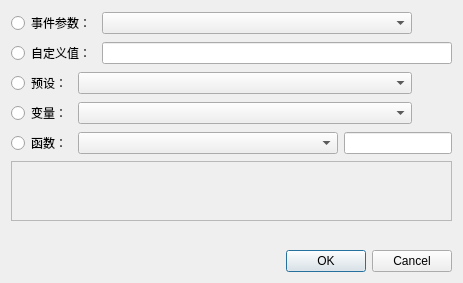
Above: Dialogs/dlgeditvalue.ui from wushuangabao/Level_AI_Editor before the change. Below: the same form after it.
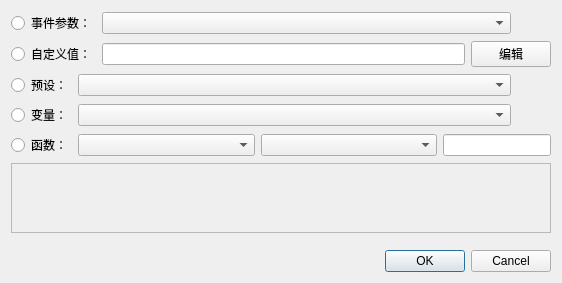
That is the form after the change. Custom widgets are drawn as their Qt base class.

```diff
--- a/Dialogs/dlgeditvalue.ui
+++ b/Dialogs/dlgeditvalue.ui
@@ -6,13 +6,13 @@
    <rect>
     <x>0</x>
     <y>0</y>
-    <width>463</width>
+    <width>562</width>
     <height>283</height>
    </rect>
   </property>
   <property name="minimumSize">
    <size>
-    <width>463</width>
+    <width>562</width>
     <height>283</height>
    </size>
   </property>
@@ -85,6 +85,13 @@
        </property>
       </widget>
      </item>
+     <item>
+      <widget class="QPushButton" name="btnEditStructValue">
+       <property name="text">
+        <string>编辑</string>
+       </property>
+      </widget>
+     </item>
     </layout>
    </item>
    <item>
@@ -178,6 +185,16 @@
        </property>
       </widget>
      </item>
+     <item>
+      <widget class="MultiSelectComboBox" name="multiComboBox_Func">
+       <property name="sizePolicy">
+        <sizepolicy hsizetype="Minimum" vsizetype="Fixed">
+         <horstretch>0</horstretch>
+         <verstretch>0</verstretch>
+        </sizepolicy>
+       </property>
+      </widget>
+     </item>
      <item>
       <widget class="QComboBox" name="comboBoxFunction"/>
      </item>
@@ -194,26 +211,26 @@
     </layout>
    </item>
    <item>
-    <widget class="QFrame" name="frame">
-     <property name="sizePolicy">
-      <sizepolicy hsizetype="Preferred" vsizetype="Fixed">
-       <horstretch>0</horstretch>
-       <verstretch>0</verstretch>
-      </sizepolicy>
-     </property>
+    <widget class="QScrollArea" name="scrollArea">
      <property name="minimumSize">
       <size>
        <width>0</width>
-       <height>60</height>
+       <height>70</height>
       </size>
      </property>
-     <property name="frameShape">
-      <enum>QFrame::StyledPanel</enum>
+     <property name="widgetResizable">
+      <bool>true</bool>
      </property>
-     <property name="frameShadow">
-      <enum>QFrame::Raised</enum>
-     </property>
-     <layout class="QVBoxLayout" name="verticalLayout">
+     <widget class="QWidget" name="scrollAreaWidgetContents">
+      <property name="geometry">
+       <rect>
+        <x>0</x>
+        <y>0</y>
+        <width>542</width>
+        <height>68</height>
+       </rect>
+      </property>
+      <layout class="QVBoxLayout" name="verticalLayout_3">
       <item>
        <layout class="QHBoxLayout" name="functionLayout"/>
       </item>
@@ -232,6 +249,7 @@
       </item>
      </layout>
     </widget>
+    </widget>
    </item>
    <item>
     <spacer name="verticalSpacer">
@@ -261,6 +279,13 @@
    </item>
   </layout>
  </widget>
+ <customwidgets>
+  <customwidget>
+   <class>MultiSelectComboBox</class>
+   <extends>QComboBox</extends>
+   <header location="global">multiselectcombobox.h</header>
+  </customwidget>
+ </customwidgets>
  <resources/>
  <connections>
   <connection>
```
Lines whose indentation alone changed are shown as unchanged.
